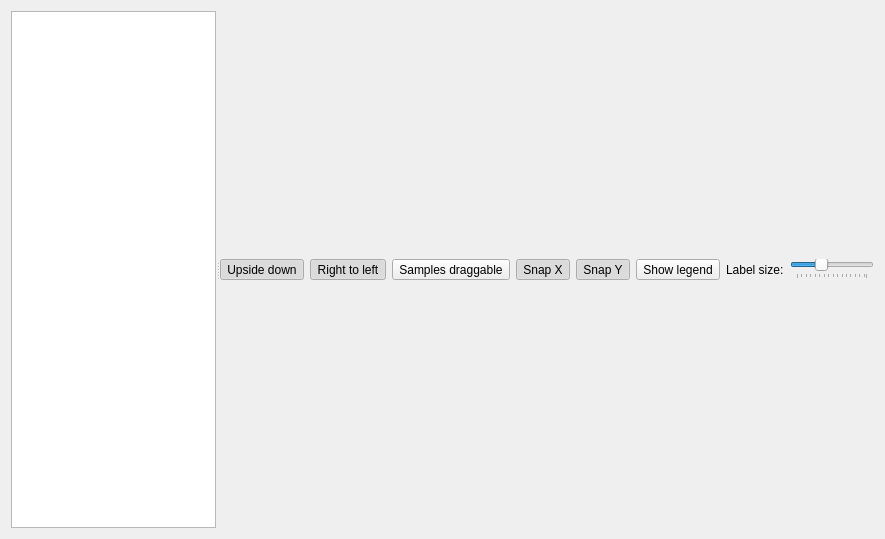
The window that cct/qtgui/tools/samplepositioncheck/samplepositionchecker.ui (awacha/cct) describes before a commit, drawn with Qt 5.
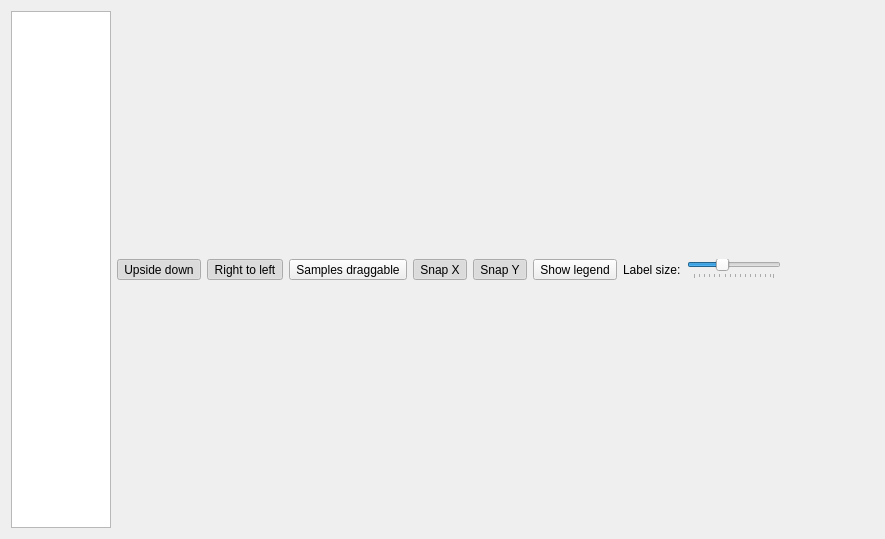
The same window after the commit. Icons and pictures are not drawn.

Commit message: Sample position checker UI tuning

```diff
--- a/cct/qtgui/tools/samplepositioncheck/samplepositionchecker.ui
+++ b/cct/qtgui/tools/samplepositioncheck/samplepositionchecker.ui
@@ -23,21 +23,11 @@
    <iconset resource="../../../resource/icons/icons.qrc">
     <normaloff>:/icons/sample_positions.svg</normaloff>:/icons/sample_positions.svg</iconset>
   </property>
-  <layout class="QVBoxLayout" name="verticalLayout_2">
+  <layout class="QHBoxLayout" name="horizontalLayout_2">
    <item>
-    <widget class="QSplitter" name="splitter">
-     <property name="sizePolicy">
-      <sizepolicy hsizetype="MinimumExpanding" vsizetype="Preferred">
-       <horstretch>0</horstretch>
-       <verstretch>0</verstretch>
-      </sizepolicy>
-     </property>
-     <property name="orientation">
-      <enum>Qt::Horizontal</enum>
-     </property>
      <widget class="QTreeView" name="treeView">
       <property name="sizePolicy">
-       <sizepolicy hsizetype="MinimumExpanding" vsizetype="Expanding">
+      <sizepolicy hsizetype="Maximum" vsizetype="Expanding">
         <horstretch>1</horstretch>
         <verstretch>0</verstretch>
        </sizepolicy>
@@ -52,7 +42,8 @@
        <bool>true</bool>
       </property>
      </widget>
-     <widget class="QWidget" name="verticalLayoutWidget">
+   </item>
+   <item>
       <layout class="QVBoxLayout" name="verticalLayout">
        <item>
         <layout class="QHBoxLayout" name="horizontalLayout">
@@ -257,8 +248,6 @@
         </layout>
        </item>
       </layout>
-     </widget>
-    </widget>
    </item>
   </layout>
  </widget>
```
Lines whose indentation alone changed are shown as unchanged. The commit also changes 1 other file.
